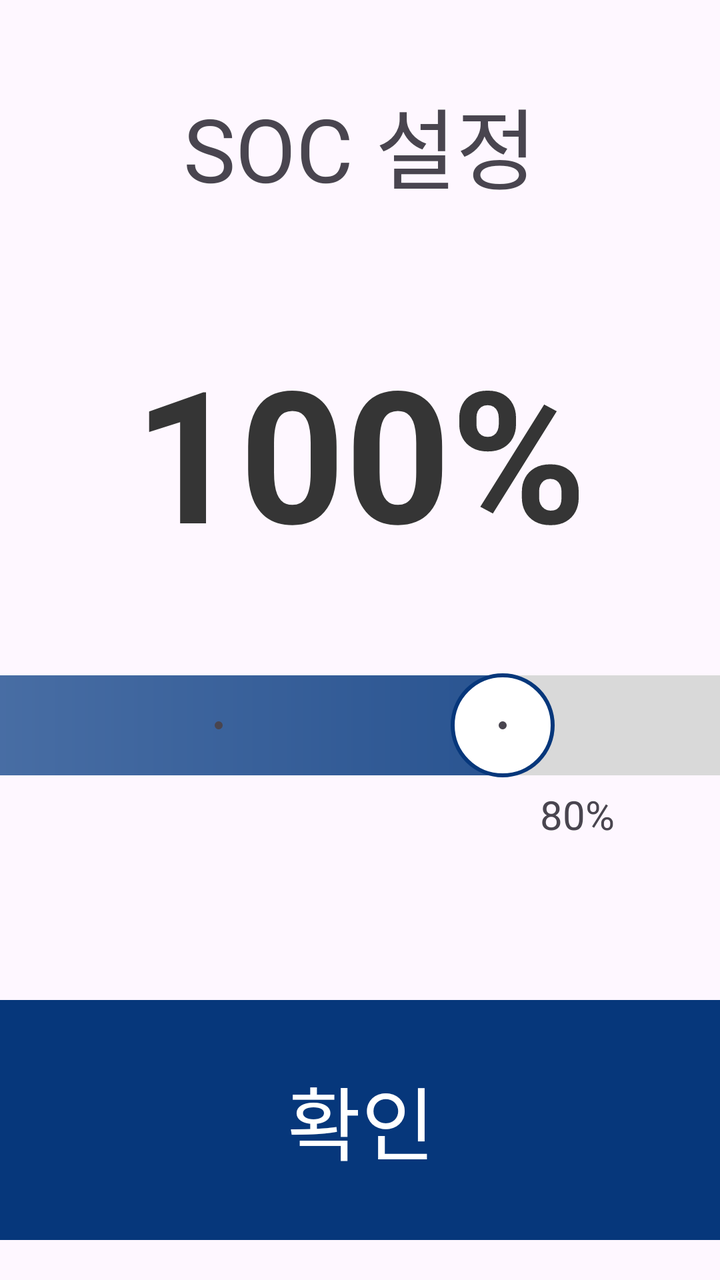
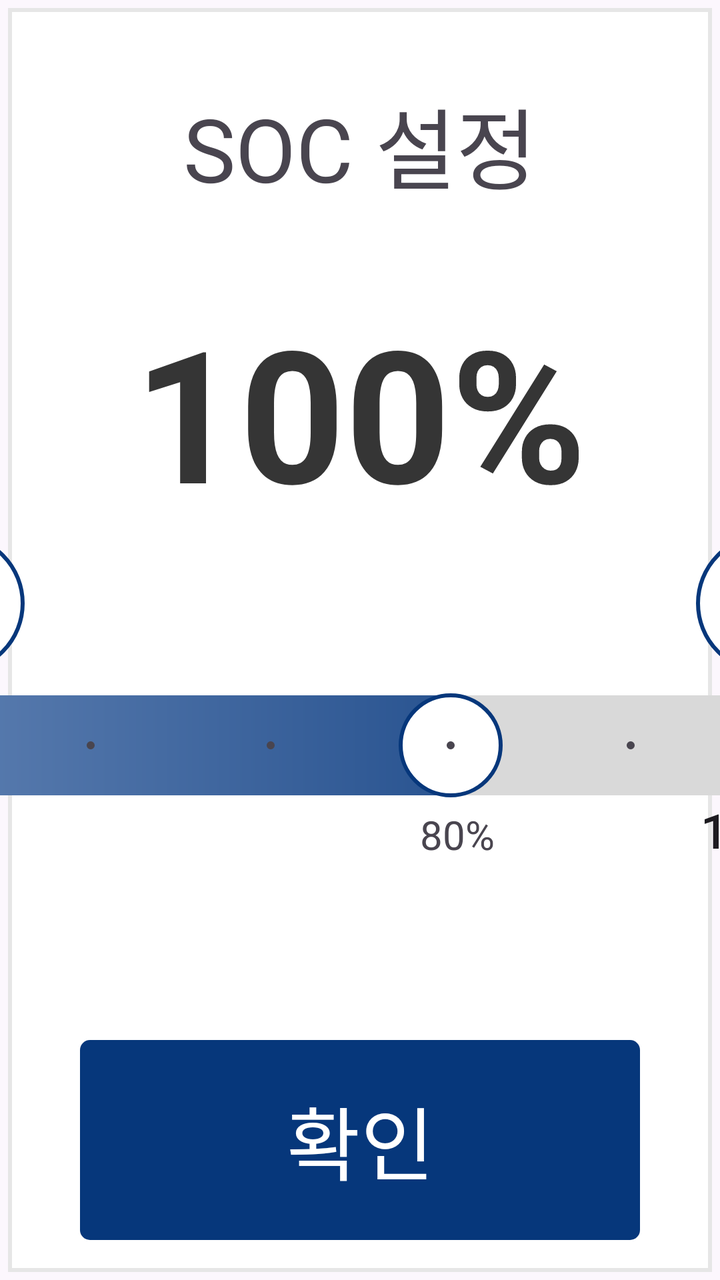

Two renders of the same Android screen: before a commit and after it. Below are the layout's source before the change and the commit's diff.
<!-- AndroidManifest.xml: application theme Theme.FastCharger -->
<!-- res/layout/fragment_soc.xml -->
<?xml version="1.0" encoding="utf-8"?>
<androidx.constraintlayout.widget.ConstraintLayout xmlns:android="http://schemas.android.com/apk/res/android"
    xmlns:tools="http://schemas.android.com/tools"
    xmlns:app="http://schemas.android.com/apk/res-auto"
    android:layout_width="1024dp"
    android:layout_height="652dp"
    tools:context=".pages.SocFragment"
    tools:ignore="MissingClass">

    <TextView
        android:id="@+id/textViewSocMessage"
        android:layout_width="match_parent"
        android:layout_height="wrap_content"
        android:layout_marginTop="40dp"
        android:gravity="center"
        android:text="@string/socMessage"
        android:textSize="44sp"
        app:layout_constraintEnd_toEndOf="parent"
        app:layout_constraintStart_toStartOf="parent"
        app:layout_constraintTop_toTopOf="parent"/>

    <TextView
        android:id="@+id/txtSocInput"
        android:layout_width="wrap_content"
        android:layout_height="wrap_content"
        android:layout_marginTop="60dp"
        android:gravity="center"
        android:text="100%"
        android:textSize="92sp"
        android:textColor="@color/black_500"
        android:textStyle="bold"
        app:layout_constraintStart_toStartOf="parent"
        app:layout_constraintEnd_toEndOf="parent"
        app:layout_constraintTop_toBottomOf="@id/textViewSocMessage"
        tools:ignore="SpeakableTextPresentCheck" />

    <Button
        android:id="@+id/imgMinus"
        android:layout_width="80dp"
        android:layout_height="80dp"
        android:layout_marginEnd ="22dp"
        android:gravity="center"
        android:text="-"
        android:textSize="42sp"
        android:textColor="@color/primary"
        android:includeFontPadding="false"
        android:background="@drawable/shape_oval_blue"
        app:backgroundTint="@null"
        app:layout_constraintTop_toTopOf="@id/seekBar"
        app:layout_constraintBottom_toBottomOf="@id/seekBar"
        app:layout_constraintEnd_toStartOf="@id/seekBar"
        tools:ignore="SpeakableTextPresentCheck, contentDescription" />

    <Button
        android:id="@+id/imgPlus"
        android:layout_width="80dp"
        android:layout_height="80dp"
        android:layout_marginStart="22dp"
        android:gravity="center"
        android:text="+"
        android:textSize="32sp"
        android:textColor="@color/primary"
        android:includeFontPadding="false"
        android:background="@drawable/shape_oval_blue"
        app:backgroundTint="@null"
        app:layout_constraintTop_toTopOf="@id/seekBar"
        app:layout_constraintBottom_toBottomOf="@id/seekBar"
        app:layout_constraintStart_toEndOf="@id/seekBar"
        tools:ignore="SpeakableTextPresentCheck, contentDescription" />

    <SeekBar
        android:id="@+id/seekBar"
        style="@style/Widget.AppCompat.SeekBar.Discrete"
        android:layout_width="760dp"
        android:layout_height="wrap_content"
        android:paddingStart="25dp"
        android:paddingEnd="25dp"
        android:layout_marginTop="50dp"
        android:minHeight="0dp"
        android:maxHeight="50dp"
        android:max="5"
        android:progress="3"
        android:progressDrawable="@drawable/seekbar_style"
        android:splitTrack="false"
        android:thumb="@drawable/seekbar_custom_thumb"
        app:layout_constraintEnd_toEndOf="parent"
        app:layout_constraintStart_toStartOf="parent"
        app:layout_constraintTop_toBottomOf="@id/txtSocInput"
        tools:ignore="RtlSymmetry" />

    <TextView
        style="@style/TextAppearance.Material3.LabelLarge"
        android:layout_width="wrap_content"
        android:layout_height="wrap_content"
        android:layout_marginStart="20dp"
        android:text="50%"
        android:textSize="24sp"
        app:layout_constraintTop_toBottomOf="@id/seekBar"
        app:layout_constraintStart_toStartOf="@id/seekBar" />

    <TextView
        android:id="@+id/txtSocMiddle"
        android:layout_width="wrap_content"
        android:layout_height="wrap_content"
        android:text="80%"
        android:textSize="20sp"
        android:layout_marginStart="470dp"
        android:layout_marginTop="5dp"
        app:layout_constraintLeft_toLeftOf="@id/seekBar"
        app:layout_constraintTop_toBottomOf="@id/seekBar"/>

    <TextView
        style="@style/TextAppearance.Material3.LabelLarge"
        android:layout_width="wrap_content"
        android:layout_height="wrap_content"
        android:layout_marginEnd="20dp"
        android:text="100%"
        android:textSize="24sp"
        app:layout_constraintTop_toBottomOf="@id/seekBar"
        app:layout_constraintEnd_toEndOf="@id/seekBar" />

    <Button
        android:id="@+id/btnConfirm"
        android:layout_width="380dp"
        android:layout_height="120dp"
        android:layout_marginBottom="20dp"
        android:text="@string/btnConfirm"
        android:textSize="40sp"
        android:textColor="@color/white"
        android:background="@drawable/shape_btn_blue"
        app:backgroundTint="@null"
        app:layout_constraintBottom_toBottomOf="parent"
        app:layout_constraintStart_toStartOf="parent"
        app:layout_constraintEnd_toEndOf="parent"/>

</androidx.constraintlayout.widget.ConstraintLayout>
<!-- resources referenced by this layout -->
<resources>
  <color name="black_500">#FF353535</color>
  <color name="primary">#06377B</color>
  <color name="white">#FFFFFFFF</color>
  <!-- drawable seekbar_custom_thumb (drawable) -->
  <?xml version="1.0" encoding="utf-8"?>
  <shape xmlns:android="http://schemas.android.com/apk/res/android" android:shape="oval">
      <size
          android:width="52dp"
          android:height="52dp" />
      <solid android:color="#FFFFFF" />
      <stroke
          android:width="2dp"
          android:color="@color/primary" />
  </shape>
  <!-- drawable seekbar_style (drawable) -->
  <?xml version="1.0" encoding="utf-8"?>
  <layer-list xmlns:android="http://schemas.android.com/apk/res/android">
      <item
          android:id="@android:id/background"
          android:drawable="@drawable/seekbar_border_shadow" />
      <item android:id="@android:id/progress">
          <clip
              android:drawable="@drawable/seekbar_progress"
              android:clipOrientation="horizontal"
              android:gravity="left"/>
      </item>
  </layer-list>
  <!-- drawable shape_btn_blue (drawable) -->
  <?xml version="1.0" encoding="utf-8"?>
  <shape xmlns:android="http://schemas.android.com/apk/res/android">
      <solid android:color="#06377B" />
      <corners android:radius="5dp" />
  </shape>
  <!-- drawable shape_oval_blue (drawable) -->
  <?xml version="1.0" encoding="utf-8"?>
  <shape xmlns:android="http://schemas.android.com/apk/res/android"
      android:shape="oval">
  
      <solid android:color="@color/white" />
      <stroke android:color="@color/primary"  android:width="2dp" />
  </shape>
  <string name="btnConfirm">확인</string>
  <string name="socMessage">SOC 설정</string>
  <style name="Theme.FastCharger" parent="Base.Theme.FastCharger" />
  <!-- drawable seekbar_border_shadow (drawable) -->
  <?xml version="1.0" encoding="utf-8"?>
  <selector xmlns:android="http://schemas.android.com/apk/res/android">
      <item>
          <shape>
              <solid android:color="#D9D9D9"/>
              <corners android:radius="6dp" />
          </shape>
      </item>
  </selector>
  <!-- drawable seekbar_progress (drawable) -->
  <?xml version="1.0" encoding="utf-8"?>
  <shape xmlns:android="http://schemas.android.com/apk/res/android" android:shape="rectangle">
      <size android:height="4dp" />
  
      <corners android:radius="6dp" />
  
      <gradient
          android:type="linear"
          android:angle="0"
          android:startColor="#5D7FB1"
          android:centerColor="#325B96"
          android:endColor="@color/primary"
          android:useLevel="false" />
  </shape>
  <style name="Base.Theme.FastCharger" parent="Theme.Material3.DayNight.NoActionBar">
          
          
          <item name="windowNoTitle">true</item>
          <item name="android:windowFullscreen">true</item>
      </style>
</resources>

<!-- the commit's change to res/layout/fragment_soc.xml (unified diff, before → after) -->
@@ -2,10 +2,18 @@
 <androidx.constraintlayout.widget.ConstraintLayout xmlns:android="http://schemas.android.com/apk/res/android"
     xmlns:tools="http://schemas.android.com/tools"
     xmlns:app="http://schemas.android.com/apk/res-auto"
-    android:layout_width="1024dp"
+    android:layout_width="512dp"
     android:layout_height="652dp"
     tools:context=".pages.SocFragment"
     tools:ignore="MissingClass">
+
+    <View
+        android:id="@+id/view"
+        android:layout_width="match_parent"
+        android:layout_height="match_parent"
+        android:background="@drawable/layer_list_rect"
+        tools:layout_editor_absoluteX="5dp"
+        tools:layout_editor_absoluteY="5dp" />
 
     <TextView
         android:id="@+id/textViewSocMessage"
@@ -23,7 +31,7 @@
         android:id="@+id/txtSocInput"
         android:layout_width="wrap_content"
         android:layout_height="wrap_content"
-        android:layout_marginTop="60dp"
+        android:layout_marginTop="40dp"
         android:gravity="center"
         android:text="100%"
         android:textSize="92sp"
@@ -36,26 +44,27 @@
 
     <Button
         android:id="@+id/imgMinus"
-        android:layout_width="80dp"
-        android:layout_height="80dp"
-        android:layout_marginEnd ="22dp"
+        android:layout_width="70dp"
+        android:layout_height="70dp"
+        android:layout_marginStart ="12dp"
+        android:layout_marginBottom="10dp"
         android:gravity="center"
         android:text="-"
-        android:textSize="42sp"
+        android:textSize="40sp"
         android:textColor="@color/primary"
         android:includeFontPadding="false"
         android:background="@drawable/shape_oval_blue"
         app:backgroundTint="@null"
-        app:layout_constraintTop_toTopOf="@id/seekBar"
-        app:layout_constraintBottom_toBottomOf="@id/seekBar"
-        app:layout_constraintEnd_toStartOf="@id/seekBar"
+        app:layout_constraintBottom_toTopOf="@id/seekBar"
+        app:layout_constraintStart_toStartOf="@id/seekBar"
         tools:ignore="SpeakableTextPresentCheck, contentDescription" />
 
     <Button
         android:id="@+id/imgPlus"
-        android:layout_width="80dp"
-        android:layout_height="80dp"
-        android:layout_marginStart="22dp"
+        android:layout_width="70dp"
+        android:layout_height="70dp"
+        android:layout_marginEnd="12dp"
+        android:layout_marginBottom="10dp"
         android:gravity="center"
         android:text="+"
         android:textSize="32sp"
@@ -63,19 +72,18 @@
         android:includeFontPadding="false"
         android:background="@drawable/shape_oval_blue"
         app:backgroundTint="@null"
-        app:layout_constraintTop_toTopOf="@id/seekBar"
-        app:layout_constraintBottom_toBottomOf="@id/seekBar"
-        app:layout_constraintStart_toEndOf="@id/seekBar"
+        app:layout_constraintBottom_toTopOf="@id/seekBar"
+        app:layout_constraintEnd_toEndOf="@id/seekBar"
         tools:ignore="SpeakableTextPresentCheck, contentDescription" />
 
     <SeekBar
         android:id="@+id/seekBar"
         style="@style/Widget.AppCompat.SeekBar.Discrete"
-        android:layout_width="760dp"
+        android:layout_width="500dp"
         android:layout_height="wrap_content"
         android:paddingStart="25dp"
         android:paddingEnd="25dp"
-        android:layout_marginTop="50dp"
+        android:layout_marginTop="80dp"
         android:minHeight="0dp"
         android:maxHeight="50dp"
         android:max="5"
@@ -104,7 +112,7 @@
         android:layout_height="wrap_content"
         android:text="80%"
         android:textSize="20sp"
-        android:layout_marginStart="470dp"
+        android:layout_marginStart="280dp"
         android:layout_marginTop="5dp"
         app:layout_constraintLeft_toLeftOf="@id/seekBar"
         app:layout_constraintTop_toBottomOf="@id/seekBar"/>
@@ -121,8 +129,8 @@
 
     <Button
         android:id="@+id/btnConfirm"
-        android:layout_width="380dp"
-        android:layout_height="120dp"
+        android:layout_width="280dp"
+        android:layout_height="100dp"
         android:layout_marginBottom="20dp"
         android:text="@string/btnConfirm"
         android:textSize="40sp"
<!-- resource entries referenced after the edit -->
@@ -3,6 +3,23 @@
   <color name="black_500">#FF353535</color>
   <color name="primary">#06377B</color>
   <color name="white">#FFFFFFFF</color>
+  <!-- drawable layer_list_rect (drawable) -->
+  <?xml version="1.0" encoding="utf-8"?>
+  <layer-list xmlns:android="http://schemas.android.com/apk/res/android">
+      
+      <item>
+          <shape android:shape="rectangle">
+              <solid android:color="#33F4F4F4" />
+          </shape>
+      </item>
+      
+      <item android:bottom="4dp" android:right="4dp" android:top="4dp" android:left="4dp">
+          <shape android:shape="rectangle">
+              <solid android:color="#FFFFFF"/>
+              <stroke android:color="#E6E6E6" android:width="2dp" />
+          </shape>
+      </item>
+  </layer-list>
   <!-- drawable seekbar_custom_thumb (drawable) -->
   <?xml version="1.0" encoding="utf-8"?>
   <shape xmlns:android="http://schemas.android.com/apk/res/android" android:shape="oval">
